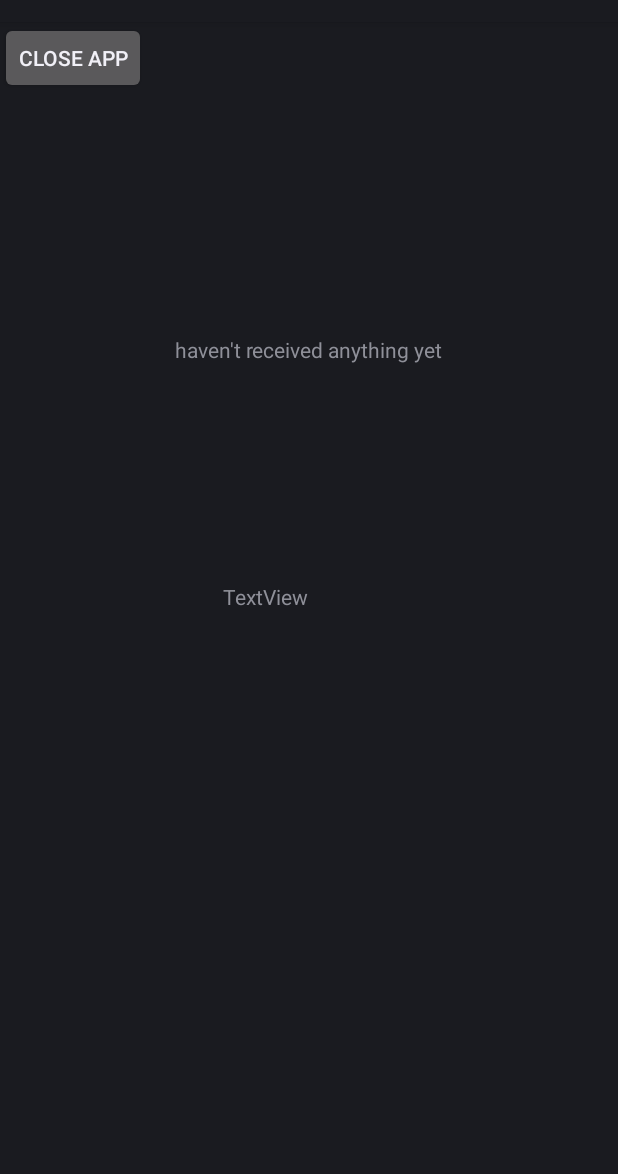
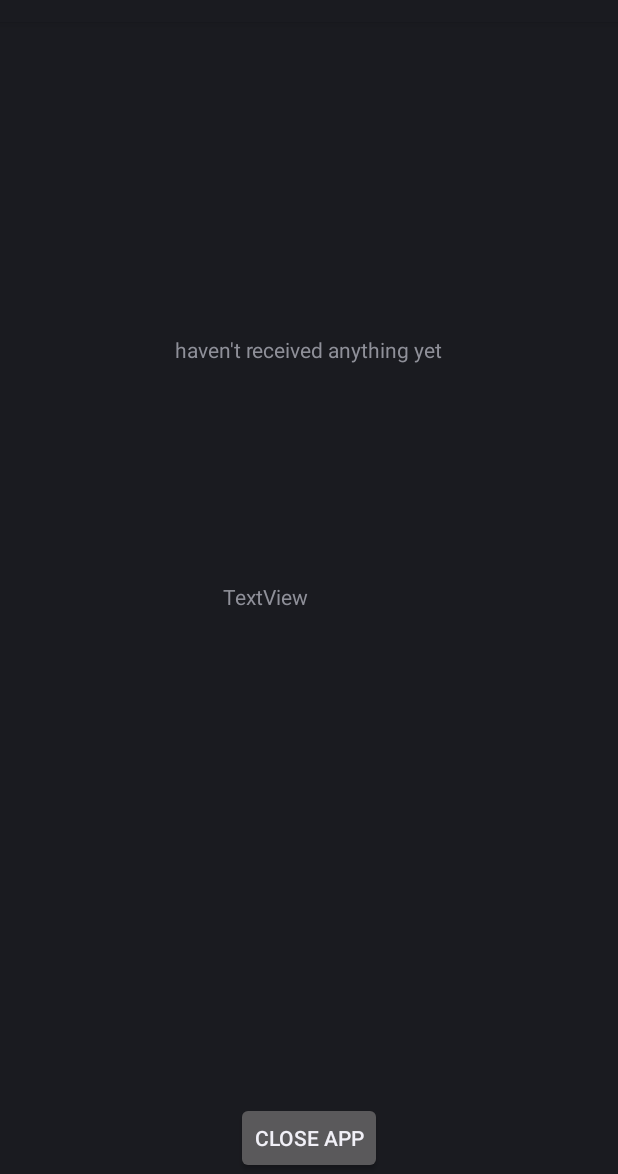
Before and after one commit to UHL-aid/UCSD-CSE-118-218-Team-D, an Android app: the screen it shows after launch (MainActivity), on a phone screen of 412 x 824 dp, the part 62-1236 px from its top. Run offline under Robolectric (Android 15) with nearby library versions, the phone set to English and light mode, and no system bars.

Commit message:
button adjustment

```diff
--- a/watch/UHLVibrationApp/app/src/main/res/layout/activity_main.xml
+++ b/watch/UHLVibrationApp/app/src/main/res/layout/activity_main.xml
@@ -42,9 +42,9 @@
             android:layout_width="wrap_content"
             android:layout_height="wrap_content"
             android:text="Close App"
-            android:layout_alignParentBottom="true"
-            android:layout_centerHorizontal="true"
-            tools:ignore="MissingConstraints" />
+            app:layout_constraintBottom_toBottomOf="parent"
+            app:layout_constraintStart_toStartOf="parent"
+            app:layout_constraintEnd_toEndOf="parent" />
 
     </androidx.constraintlayout.widget.ConstraintLayout>
 </RelativeLayout>
```
